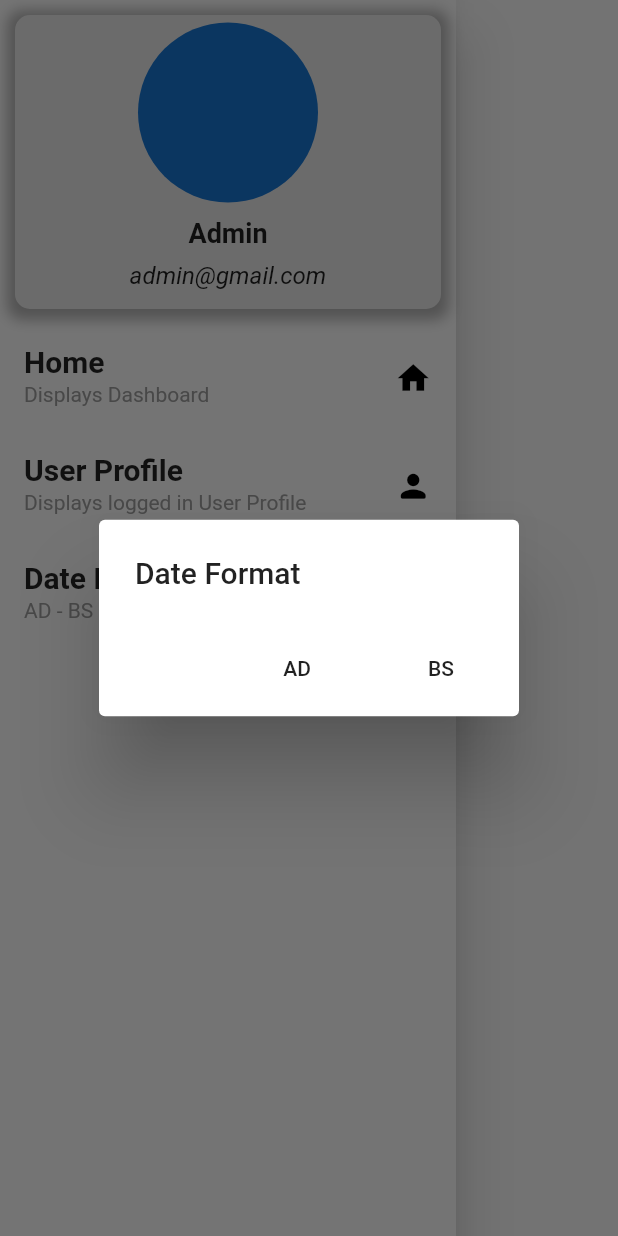
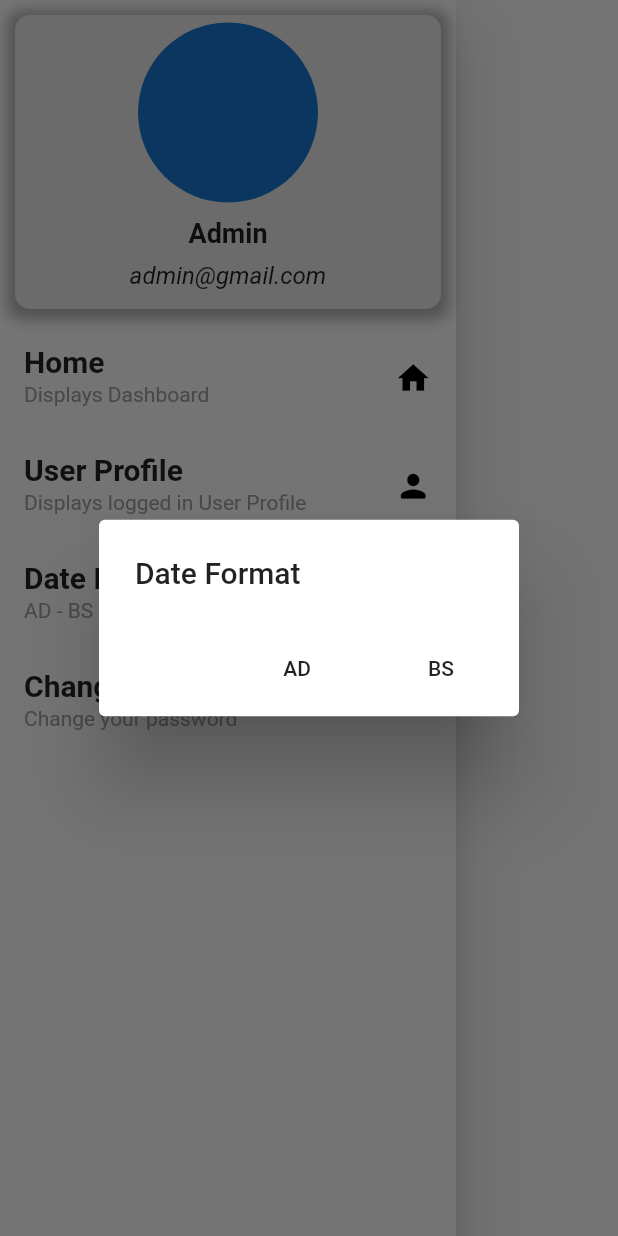
Before and after one commit to dynamic0000/Pivotal-ERP, a Flutter app: the DrawerScreen widget shown alone on an empty page, opened directly, after a tap on "Date Format", on a phone screen of 412 x 824 dp. Run offline on Flutter 3.47's test engine with Material 2 defaults, Android fonts, the phone set to English and light mode, and no system bars; our stand-ins replace dotted_border, file_picker, flutter_screenutil, flutter_speed_dial, fluttertoast, form_field_validator and 3 more; missing offline and left inert: nepali_date_picker; network calls fail.

Commit message:
reset password in drawer

```diff
--- a/lib/main.dart
+++ b/lib/main.dart
@@ -1,6 +1,6 @@
 import 'package:flutter/material.dart';
 import 'package:flutter_screenutil/flutter_screenutil.dart';
-import 'package:pivotal_erp/view/screens/new_sales_order.dart';
+import 'package:pivotal_erp/view/screens/splash_screen.dart';
 
 // const bool debugEnableDevicesSimulator = true;
 
@@ -26,10 +26,10 @@ class MyApp extends StatelessWidget {
             //home: const OrganisationDetials(),
             // home: const ResetPasswordScreen(),
             // home: const LoginScreen(),
-            home: const NewSalesOrder(),
+            // home: const NewSalesOrder(),
             // home: SelectCustomer(),
             // home: const NewSalesOrder(),
-            // home: const SplashScreen(),
+            home: const SplashScreen(),
           );
         });
   }
--- a/lib/view/screens/new_sales_order.dart
+++ b/lib/view/screens/new_sales_order.dart
@@ -136,7 +136,7 @@ class _NewSalesOrderState extends State<NewSalesOrder> {
             mainAxisAlignment: MainAxisAlignment.start,
             children: [
               Container(
-                height: 215.h,
+                height: 220.h,
                 width: MediaQuery.of(context).size.width,
                 decoration: BoxDecoration(
                     color: const Color.fromARGB(255, 169, 213, 248),
--- a/lib/view/screens/resetpassword_screen.dart
+++ b/lib/view/screens/resetpassword_screen.dart
@@ -3,7 +3,7 @@ import 'dart:developer';
 import 'package:flutter/material.dart';
 import 'package:fluttertoast/fluttertoast.dart';
 import 'package:pivotal_erp/controller/remote_services.dart';
-import 'package:pivotal_erp/view/screens/login_screen.dart';
+import 'package:pivotal_erp/view/screens/User_home_screen.dart';
 
 class ResetPasswordScreen extends StatefulWidget {
   const ResetPasswordScreen({Key? key}) : super(key: key);
@@ -28,7 +28,7 @@ class _ResetPasswordScreenState extends State<ResetPasswordScreen> {
               Navigator.push(
                   context,
                   MaterialPageRoute(
-                      builder: ((context) => const LoginScreen())));
+                      builder: ((context) => const UserHomeScreen())));
             },
             icon: const Icon(Icons.arrow_back_ios)),
       ),
--- a/lib/view/widgets/drawer_screen.dart
+++ b/lib/view/widgets/drawer_screen.dart
@@ -1,6 +1,7 @@
 import 'package:flutter/material.dart';
 import 'package:pivotal_erp/view/screens/User_home_screen.dart';
 import 'package:pivotal_erp/view/screens/organisationdetails_screen.dart';
+import 'package:pivotal_erp/view/screens/resetpassword_screen.dart';
 
 class DrawerScreen extends StatelessWidget {
   const DrawerScreen({Key? key}) : super(key: key);
@@ -73,6 +74,27 @@ class DrawerScreen extends StatelessWidget {
             ),
             onTap: () {
               showDateAlertDialog(context);
+            },
+          ),
+          ListTile(
+            title: const Text(
+              'Change Password',
+              style: TextStyle(fontSize: 20, fontWeight: FontWeight.bold),
+            ),
+            subtitle: const Text(
+              "Change your password",
+              style: TextStyle(fontSize: 14, color: Colors.grey),
+            ),
+            trailing: const Icon(
+              Icons.password,
+              color: Colors.black,
+              size: 25,
+            ),
+            onTap: () {
+              Navigator.push(
+                  context,
+                  MaterialPageRoute(
+                      builder: (context) => const ResetPasswordScreen()));
             },
           ),
         ],
```
Also changed, not shown: lib/constant.dart (+1 -1 lines), lib/view/screens/login_screen.dart (+5 -6 lines).
